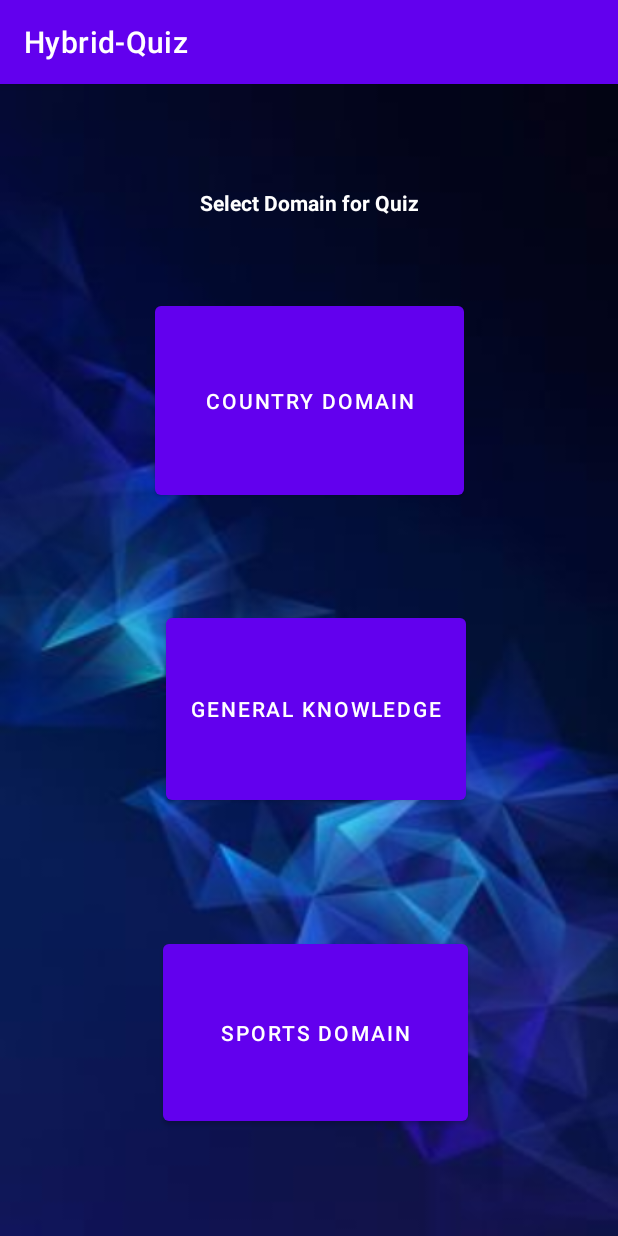
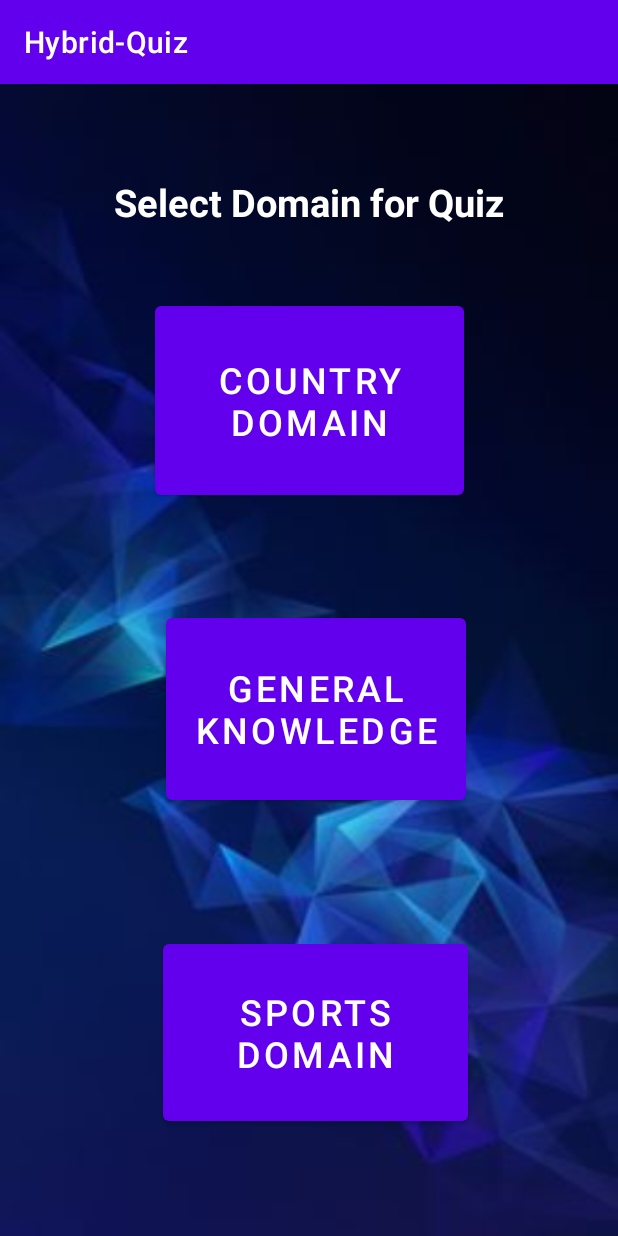
Before and after one commit to Prakhar1142002/Hybrid-Quiz, an Android app: the MultiDomainActivity screen opened directly, with no data from a screen before it, on a phone screen of 412 x 824 dp. Run offline under Robolectric (Android 15) with nearby library versions, the phone set to English and light mode, and no system bars.

Commit message:
Connected all screens sequentially

```diff
--- a/app/src/main/java/com/example/hybrid_quiz/MainActivity.kt
+++ b/app/src/main/java/com/example/hybrid_quiz/MainActivity.kt
@@ -21,7 +21,11 @@ class MainActivity : AppCompatActivity() {
                 Toast.makeText(this, "Enter your Username first", Toast.LENGTH_SHORT).show()
             }
             else{
-                val intent = Intent(this, QuizQuestionsActivity::class.java)
+//                val intent = Intent(this, QuizQuestionsActivity::class.java)
+//                intent.putExtra(Constants.USER_NAME, et_name.text.toString())
+//                startActivity(intent)
+//                finish()
+                val intent = Intent(this, MultiDomainActivity::class.java)
                 intent.putExtra(Constants.USER_NAME, et_name.text.toString())
                 startActivity(intent)
                 finish()
--- a/app/src/main/res/layout/activity_multi_domain.xml
+++ b/app/src/main/res/layout/activity_multi_domain.xml
@@ -12,6 +12,7 @@
         android:layout_width="206dp"
         android:layout_height="138dp"
         android:text="Country Domain"
+        android:textSize="24sp"
         app:layout_constraintBottom_toTopOf="@+id/button2"
         app:layout_constraintEnd_toEndOf="parent"
         app:layout_constraintHorizontal_bias="0.502"
@@ -25,6 +26,7 @@
         android:layout_width="200dp"
         android:layout_height="133dp"
         android:text="General Knowledge"
+        android:textSize="24sp"
         app:layout_constraintBottom_toBottomOf="parent"
         app:layout_constraintEnd_toEndOf="parent"
         app:layout_constraintHorizontal_bias="0.521"
@@ -37,6 +39,7 @@
         android:layout_width="203dp"
         android:layout_height="130dp"
         android:text="Sports Domain"
+        android:textSize="24sp"
         app:layout_constraintBottom_toBottomOf="parent"
         app:layout_constraintEnd_toEndOf="parent"
         app:layout_constraintHorizontal_bias="0.521"
@@ -48,13 +51,13 @@
         android:id="@+id/textView"
         android:layout_width="wrap_content"
         android:layout_height="wrap_content"
+        android:layout_marginTop="15dp"
         android:text="Select Domain for Quiz"
+        android:textSize="25sp"
         android:textColor="@color/white"
         android:textStyle="bold"
-        android:layout_marginTop="15dp"
         app:layout_constraintBottom_toTopOf="@+id/button"
         app:layout_constraintEnd_toEndOf="parent"
-        app:layout_constraintHorizontal_bias="0.5"
         app:layout_constraintStart_toStartOf="parent"
         app:layout_constraintTop_toTopOf="parent" />
 
```
Also changed, not shown: app/src/main/java/com/example/hybrid_quiz/MultiDomainActivity.kt (+9 -0 lines).
